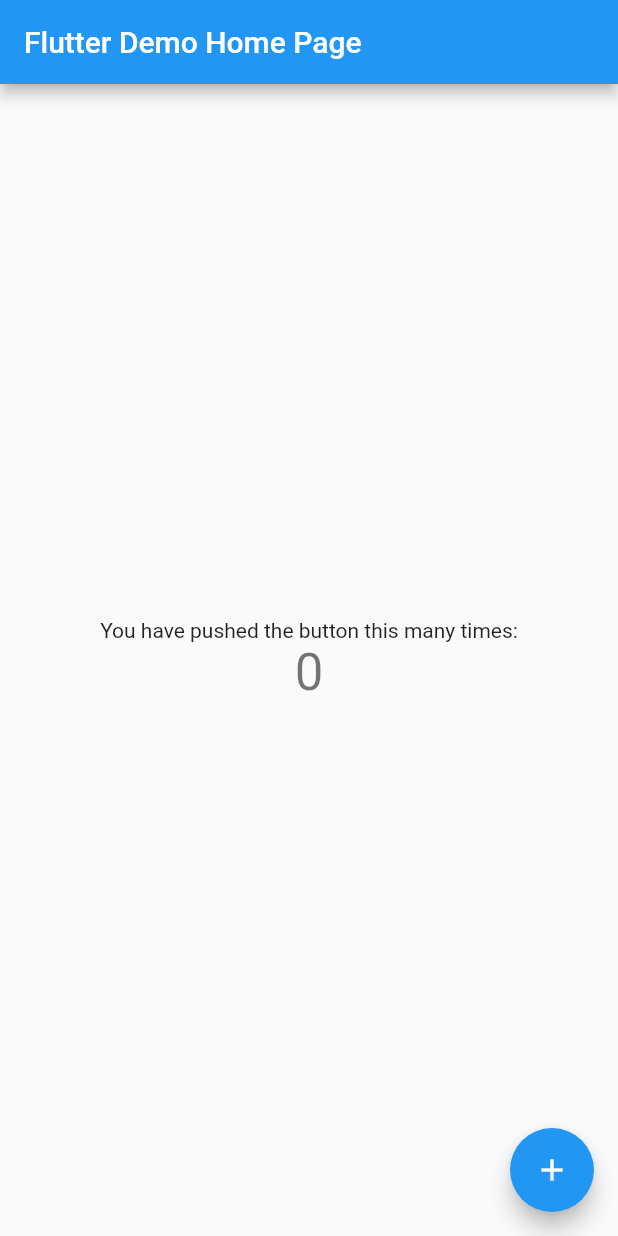
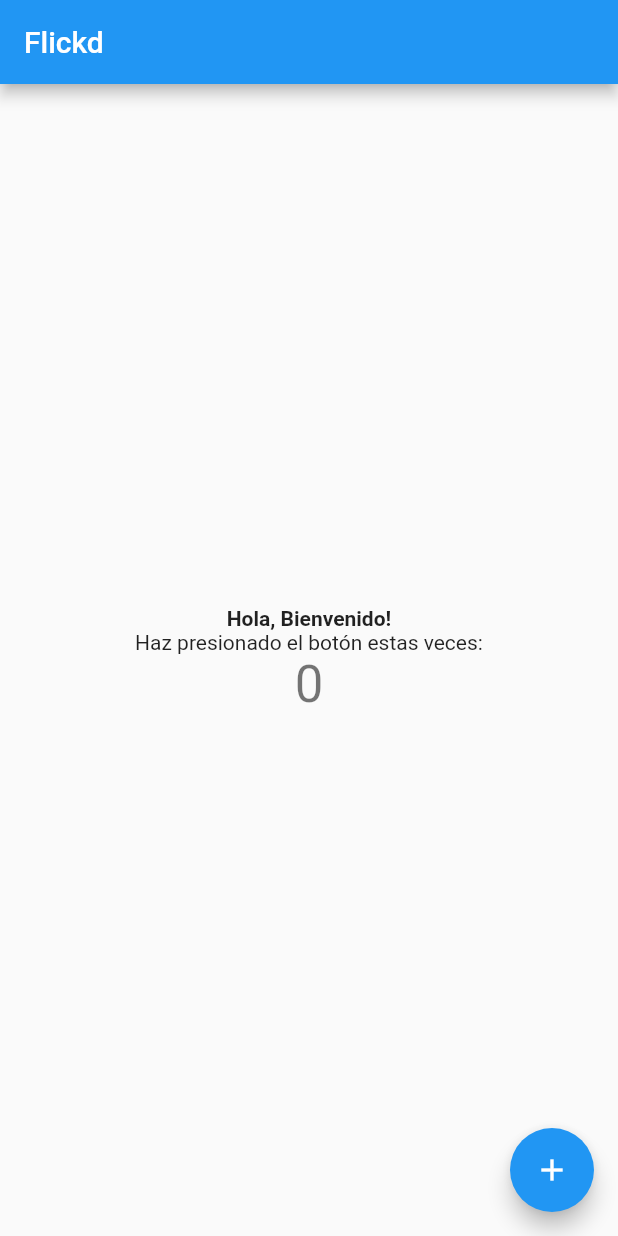
Before and after one commit to AdrismDJ/flickd_app, a Flutter app: the screen it shows after launch, on a phone screen of 412 x 824 dp. Run offline on Flutter 3.47's test engine with Material 2 defaults, Android fonts, the phone set to English and light mode, and no system bars.

Commit message:
Advance
2

```diff
--- /dev/null
+++ b/flickd_app/assets/config/main.json
@@ -0,0 +1,5 @@
+{
+"API_KEY": "",
+"BASE_API_URL": "https://pokeapi.co/api/v2/",
+"BASE_IMAGE_API_URL": ""
+}
--- a/flickd_app/lib/main.dart
+++ b/flickd_app/lib/main.dart
@@ -11,7 +11,7 @@ class MyApp extends StatelessWidget {
   @override
   Widget build(BuildContext context) {
     return MaterialApp(
-      title: 'Flutter Demo',
+      title: 'Flutter',
       theme: ThemeData(
         // This is the theme of your application.
         //
@@ -24,7 +24,7 @@ class MyApp extends StatelessWidget {
         // is not restarted.
         primarySwatch: Colors.blue,
       ),
-      home: const MyHomePage(title: 'Flutter Demo Home Page'),
+      home: const MyHomePage(title: 'Flickd'),
     );
   }
 }
@@ -63,40 +63,22 @@ class _MyHomePageState extends State<MyHomePage> {
 
   @override
   Widget build(BuildContext context) {
-    // This method is rerun every time setState is called, for instance as done
-    // by the _incrementCounter method above.
-    //
-    // The Flutter framework has been optimized to make rerunning build methods
-    // fast, so that you can just rebuild anything that needs updating rather
-    // than having to individually change instances of widgets.
     return Scaffold(
       appBar: AppBar(
-        // Here we take the value from the MyHomePage object that was created by
-        // the App.build method, and use it to set our appbar title.
         title: Text(widget.title),
       ),
       body: Center(
-        // Center is a layout widget. It takes a single child and positions it
-        // in the middle of the parent.
         child: Column(
-          // Column is also a layout widget. It takes a list of children and
-          // arranges them vertically. By default, it sizes itself to fit its
-          // children horizontally, and tries to be as tall as its parent.
-          //
-          // Invoke "debug painting" (press "p" in the console, choose the
-          // "Toggle Debug Paint" action from the Flutter Inspector in Android
-          // Studio, or the "Toggle Debug Paint" command in Visual Studio Code)
-          // to see the wireframe for each widget.
-          //
-          // Column has various properties to control how it sizes itself and
-          // how it positions its children. Here we use mainAxisAlignment to
-          // center the children vertically; the main axis here is the vertical
-          // axis because Columns are vertical (the cross axis would be
-          // horizontal).
           mainAxisAlignment: MainAxisAlignment.center,
           children: <Widget>[
             const Text(
-              'You have pushed the button this many times:',
+              'Hola, Bienvenido!',
+              textAlign: TextAlign.center,
+              overflow: TextOverflow.ellipsis,
+              style: const TextStyle(fontWeight: FontWeight.bold),
+            ),
+            const Text(
+              'Haz presionado el botón estas veces:',
             ),
             Text(
               '$_counter',
```
Also changed, not shown: flickd_app/pubspec.yaml (+6 -3 lines), flickd_app/pubspec.lock.
